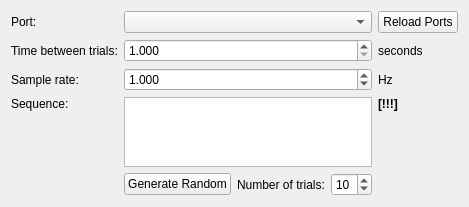
Old version of the form ObjectTrackMatrix/ExperimentSetup.ui in the repository parallax-xallaraq/ObjectTrackMatrix.
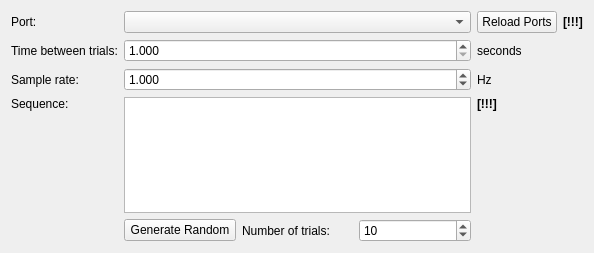
New version of the form.

What changed in the file:
```diff
--- a/ObjectTrackMatrix/ExperimentSetup.ui
+++ b/ObjectTrackMatrix/ExperimentSetup.ui
@@ -6,15 +6,41 @@
    <rect>
     <x>0</x>
     <y>0</y>
-    <width>466</width>
-    <height>204</height>
+    <width>594</width>
+    <height>253</height>
    </rect>
   </property>
   <property name="windowTitle">
    <string>Form</string>
   </property>
   <layout class="QGridLayout" name="gridLayout">
-   <item row="6" column="1">
+   <item row="6" column="2">
+    <widget class="QLabel" name="label_secBetweenTrials">
+     <property name="text">
+      <string>seconds</string>
+     </property>
+    </widget>
+   </item>
+   <item row="8" column="2">
+    <layout class="QVBoxLayout" name="verticalLayout_2">
+     <item alignment="Qt::AlignTop">
+      <widget class="QLabel" name="label_sequenceErr">
+       <property name="font">
+        <font>
+         <bold>true</bold>
+        </font>
+       </property>
+       <property name="text">
+        <string>[!!!]</string>
+       </property>
+      </widget>
+     </item>
+    </layout>
+   </item>
+   <item row="8" column="1">
+    <widget class="QPlainTextEdit" name="plainTextEdit_sequence"/>
+   </item>
+   <item row="10" column="1">
     <layout class="QHBoxLayout" name="horizontalLayout_2">
      <item>
       <widget class="QPushButton" name="pushButton_generateRandomSequence">
@@ -42,15 +68,22 @@
      </item>
     </layout>
    </item>
-   <item row="4" column="2">
-    <widget class="QLabel" name="label_HzSampleRate">
+   <item row="1" column="2">
+    <widget class="QPushButton" name="pushButton_port">
      <property name="text">
-      <string>Hz</string>
+      <string>Reload Ports</string>
      </property>
     </widget>
    </item>
-   <item row="1" column="1">
-    <widget class="QComboBox" name="comboBox_port"/>
+   <item row="6" column="1">
+    <widget class="QDoubleSpinBox" name="doubleSpinBox_timeBetweenTrials">
+     <property name="decimals">
+      <number>3</number>
+     </property>
+     <property name="minimum">
+      <double>1.000000000000000</double>
+     </property>
+    </widget>
    </item>
    <item row="1" column="0">
     <widget class="QLabel" name="label_port">
@@ -59,31 +92,17 @@
      </property>
     </widget>
    </item>
-   <item row="3" column="1">
-    <widget class="QDoubleSpinBox" name="doubleSpinBox_timeBetweenTrials">
-     <property name="decimals">
-      <number>3</number>
-     </property>
-     <property name="minimum">
-      <double>1.000000000000000</double>
-     </property>
-    </widget>
+   <item row="1" column="1">
+    <widget class="QComboBox" name="comboBox_port"/>
    </item>
-   <item row="5" column="0" alignment="Qt::AlignTop">
-    <widget class="QLabel" name="label_sequence">
+   <item row="7" column="2">
+    <widget class="QLabel" name="label_HzSampleRate">
      <property name="text">
-      <string>Sequence:</string>
+      <string>Hz</string>
      </property>
     </widget>
    </item>
-   <item row="4" column="0">
-    <widget class="QLabel" name="label_sampleRate">
-     <property name="text">
-      <string>Sample rate:</string>
-     </property>
-    </widget>
-   </item>
-   <item row="4" column="1">
+   <item row="7" column="1">
     <widget class="QDoubleSpinBox" name="doubleSpinBox_sampleRate">
      <property name="decimals">
       <number>3</number>
@@ -96,44 +115,36 @@
      </property>
     </widget>
    </item>
-   <item row="5" column="2">
-    <layout class="QVBoxLayout" name="verticalLayout_2">
-     <item alignment="Qt::AlignTop">
-      <widget class="QLabel" name="label_errSequence">
-       <property name="font">
-        <font>
-         <weight>75</weight>
-         <bold>true</bold>
-        </font>
-       </property>
-       <property name="text">
-        <string>[!!!]</string>
-       </property>
-      </widget>
-     </item>
-    </layout>
+   <item row="7" column="0">
+    <widget class="QLabel" name="label_sampleRate">
+     <property name="text">
+      <string>Sample rate:</string>
+     </property>
+    </widget>
    </item>
-   <item row="3" column="0">
+   <item row="8" column="0" alignment="Qt::AlignTop">
+    <widget class="QLabel" name="label_sequence">
+     <property name="text">
+      <string>Sequence:</string>
+     </property>
+    </widget>
+   </item>
+   <item row="6" column="0">
     <widget class="QLabel" name="label_timeBetweenTrials">
      <property name="text">
       <string>Time between trials:</string>
      </property>
     </widget>
    </item>
-   <item row="5" column="1">
-    <widget class="QPlainTextEdit" name="plainTextEdit_sequence"/>
-   </item>
-   <item row="3" column="2">
-    <widget class="QLabel" name="label_secBetweenTrials">
-     <property name="text">
-      <string>seconds</string>
+   <item row="1" column="3">
+    <widget class="QLabel" name="label_portErr">
+     <property name="font">
+      <font>
+       <bold>true</bold>
+      </font>
      </property>
-    </widget>
-   </item>
-   <item row="1" column="2">
-    <widget class="QPushButton" name="pushButton_port">
      <property name="text">
-      <string>Reload Ports</string>
+      <string>[!!!]</string>
      </property>
     </widget>
    </item>
```
